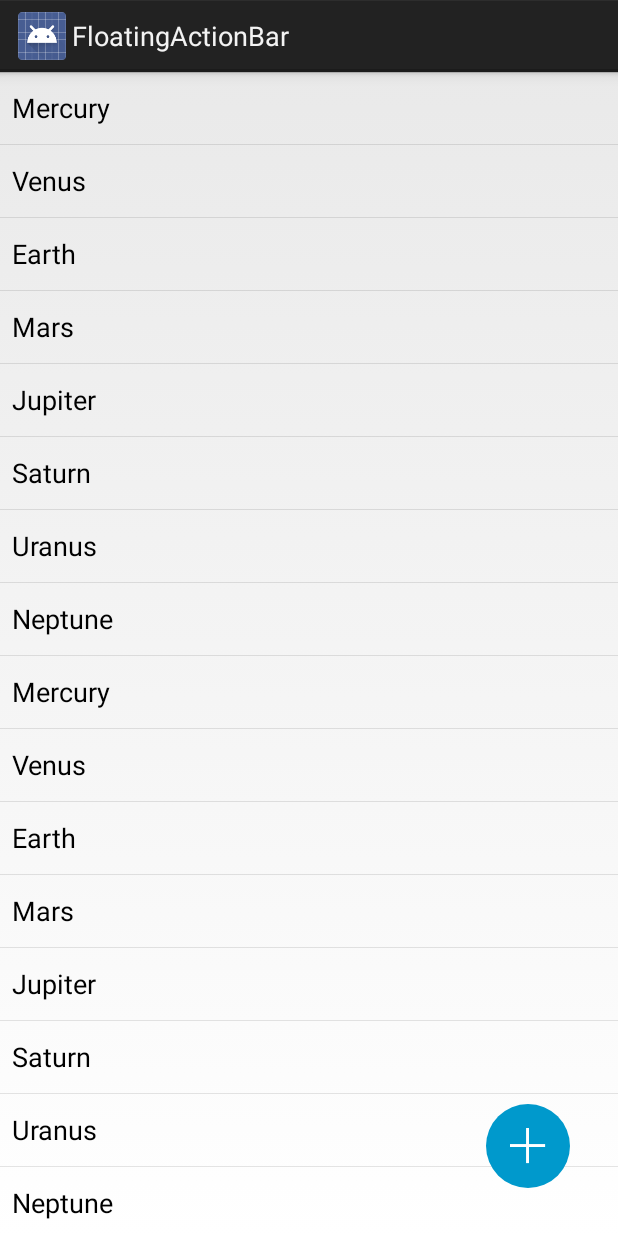
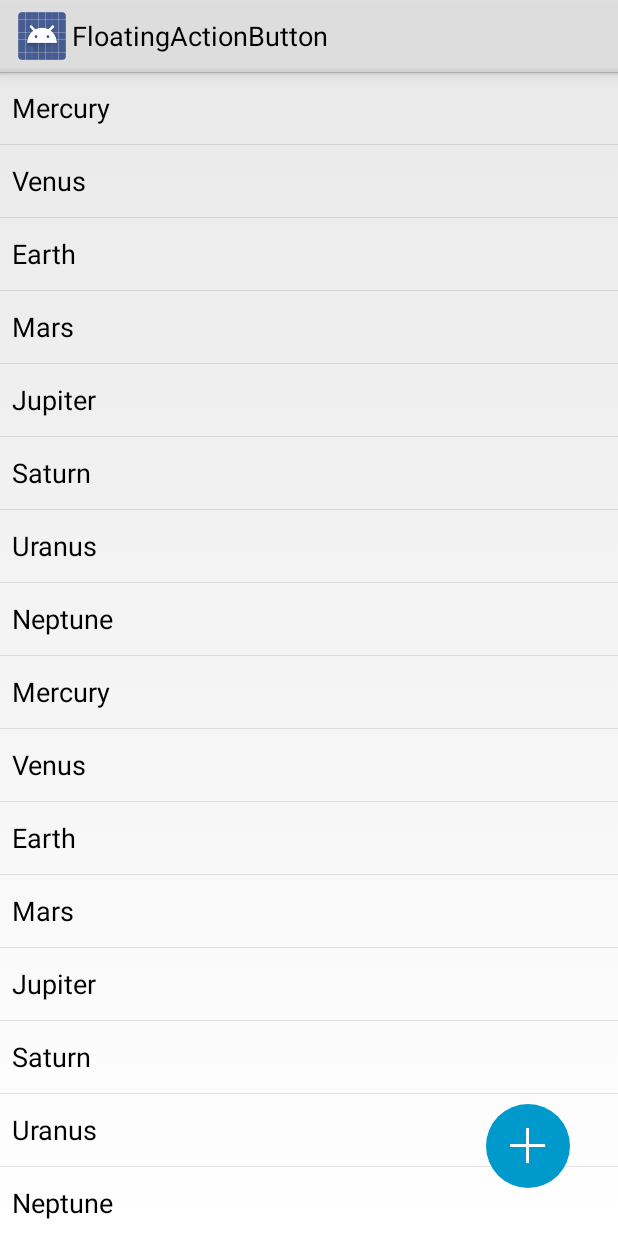
Before and after one commit to makovkastar/FloatingActionButton, an Android app: the screen it shows after launch (MainActivity), on a phone screen of 412 x 824 dp. Run offline under Robolectric (Android 15) with nearby library versions, the phone set to English and light mode, and no system bars.

Commit message:
Update them to light. Update sample name

```diff
--- a/sample/src/main/res/values/strings.xml
+++ b/sample/src/main/res/values/strings.xml
@@ -1,8 +1,7 @@
 <?xml version="1.0" encoding="utf-8"?>
 <resources>
 
-    <string name="app_name">FloatingActionBar</string>
-    <string name="hello_world">Hello world!</string>
+    <string name="app_name">FloatingActionButton</string>
 
     <string-array name="planets">
         <item>Mercury</item>
--- a/sample/src/main/res/values/styles.xml
+++ b/sample/src/main/res/values/styles.xml
@@ -1,7 +1,7 @@
 <resources>
 
     <!-- Base application theme. -->
-    <style name="AppTheme" parent="android:Theme.Holo.Light.DarkActionBar">
+    <style name="AppTheme" parent="android:Theme.Holo.Light">
         <!-- Customize your theme here. -->
     </style>
 
```
